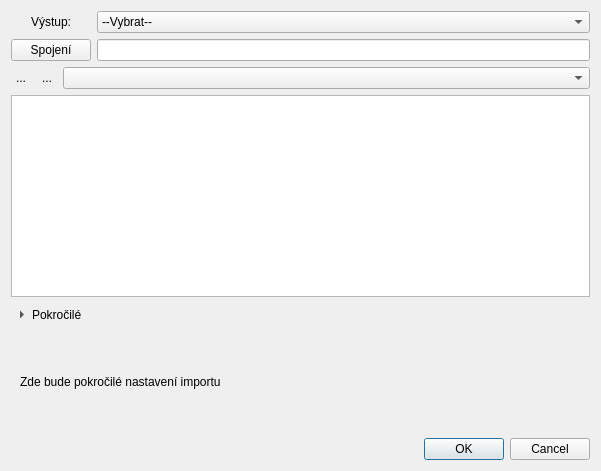
Above: ui_MainApp.ui from ctu-geoforall-lab/qgis-ruian-plugin before the change. Below: the same form after it.
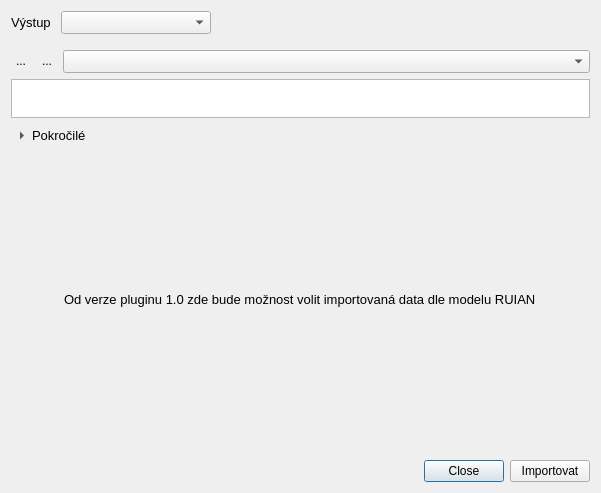
That is the form after the change. Icons and pictures are not drawn.

```diff
--- a/ui_MainApp.ui
+++ b/ui_MainApp.ui
@@ -7,9 +7,15 @@
     <x>0</x>
     <y>0</y>
     <width>601</width>
-    <height>471</height>
+    <height>493</height>
    </rect>
   </property>
+  <property name="minimumSize">
+   <size>
+    <width>601</width>
+    <height>493</height>
+   </size>
+  </property>
   <property name="windowTitle">
    <string>VFRImporter</string>
   </property>
@@ -17,34 +23,23 @@
    <iconset resource="resources.qrc">
     <normaloff>:/icon.png</normaloff>:/icon.png</iconset>
   </property>
-  <layout class="QVBoxLayout" name="verticalLayout_3">
+  <layout class="QVBoxLayout" name="verticalLayout_4">
    <item>
     <layout class="QHBoxLayout" name="horizontalLayout">
      <item>
-      <layout class="QVBoxLayout" name="verticalLayout">
-       <item>
-        <widget class="QLabel" name="output">
-         <property name="text">
-          <string>Výstup:</string>
-         </property>
-         <property name="alignment">
-          <set>Qt::AlignCenter</set>
-         </property>
-        </widget>
-       </item>
-       <item>
-        <widget class="QPushButton" name="set">
+      <widget class="QLabel" name="driver_lbl">
+       <property name="font">
+        <font>
+         <pointsize>10</pointsize>
+        </font>
+       </property>
          <property name="text">
-          <string>Spojení</string>
+        <string>Výstup </string>
          </property>
         </widget>
        </item>
-      </layout>
-     </item>
      <item>
-      <layout class="QVBoxLayout" name="verticalLayout_2">
-       <item>
-        <widget class="QComboBox" name="driver">
+      <widget class="QComboBox" name="driverBox">
          <property name="minimumSize">
           <size>
            <width>150</width>
@@ -53,30 +48,50 @@
          </property>
          <property name="maximumSize">
           <size>
-           <width>16777215</width>
+         <width>150</width>
            <height>16777215</height>
           </size>
          </property>
-         <item>
-          <property name="text">
-           <string>--Vybrat--</string>
-          </property>
-         </item>
+       <property name="font">
+        <font>
+         <pointsize>10</pointsize>
+        </font>
+       </property>
+       <property name="frame">
+        <bool>true</bool>
+       </property>
         </widget>
        </item>
        <item>
-        <widget class="QLineEdit" name="datasource">
-         <property name="minimumSize">
+      <spacer name="horizontalSpacer">
+       <property name="orientation">
+        <enum>Qt::Horizontal</enum>
+       </property>
+       <property name="sizeHint" stdset="0">
           <size>
-           <width>301</width>
-           <height>0</height>
-          </size>
-         </property>
-        </widget>
+         <width>368</width>
+         <height>20</height>
+        </size>
+       </property>
+      </spacer>
        </item>
       </layout>
      </item>
-    </layout>
+   <item>
+    <spacer name="verticalSpacer">
+     <property name="orientation">
+      <enum>Qt::Vertical</enum>
+     </property>
+     <property name="sizeType">
+      <enum>QSizePolicy::Fixed</enum>
+     </property>
+     <property name="sizeHint" stdset="0">
+      <size>
+       <width>20</width>
+       <height>10</height>
+      </size>
+     </property>
+    </spacer>
    </item>
    <item>
     <layout class="QHBoxLayout" name="horizontalLayout_3">
@@ -169,6 +184,7 @@
       <widget class="QComboBox" name="search">
        <property name="font">
         <font>
+         <pointsize>10</pointsize>
          <weight>50</weight>
          <italic>true</italic>
          <bold>false</bold>
@@ -189,13 +205,31 @@
      <property name="minimumSize">
       <size>
        <width>0</width>
-       <height>176</height>
+       <height>25</height>
       </size>
      </property>
+     <property name="maximumSize">
+      <size>
+       <width>16777215</width>
+       <height>16777215</height>
+      </size>
+     </property>
+     <property name="font">
+      <font>
+       <family>Ubuntu</family>
+       <pointsize>10</pointsize>
+       <italic>false</italic>
+      </font>
+     </property>
     </widget>
    </item>
    <item>
-    <widget class="QToolButton" name="more">
+    <widget class="QToolButton" name="advanced_btn">
+     <property name="font">
+      <font>
+       <pointsize>10</pointsize>
+      </font>
+     </property>
      <property name="text">
       <string>Pokročilé</string>
      </property>
@@ -218,14 +252,22 @@
      <property name="minimumSize">
       <size>
        <width>0</width>
-       <height>100</height>
+       <height>301</height>
       </size>
      </property>
-     <layout class="QVBoxLayout" name="verticalLayout_4">
-      <item>
+     <property name="font">
+      <font>
+       <pointsize>10</pointsize>
+      </font>
+     </property>
+     <layout class="QVBoxLayout" name="verticalLayout_5">
+      <property name="topMargin">
+       <number>0</number>
+      </property>
+      <item alignment="Qt::AlignHCenter">
        <widget class="QLabel" name="label">
         <property name="text">
-         <string>Zde bude pokročilé nastavení importu</string>
+         <string>Od verze pluginu 1.0 zde bude možnost volit importovaná data dle modelu RUIAN</string>
         </property>
        </widget>
       </item>
@@ -237,7 +279,14 @@
      <item>
       <widget class="QDialogButtonBox" name="buttonBox">
        <property name="standardButtons">
-        <set>QDialogButtonBox::Cancel|QDialogButtonBox::Ok</set>
+        <set>QDialogButtonBox::Close</set>
+       </property>
+      </widget>
+     </item>
+     <item>
+      <widget class="QPushButton" name="import_btn">
+       <property name="text">
+        <string>Importovat</string>
        </property>
       </widget>
      </item>
```
Left out of the diff: 2 changed lines with no effect on the pictures. Lines whose indentation alone changed are shown as unchanged.
